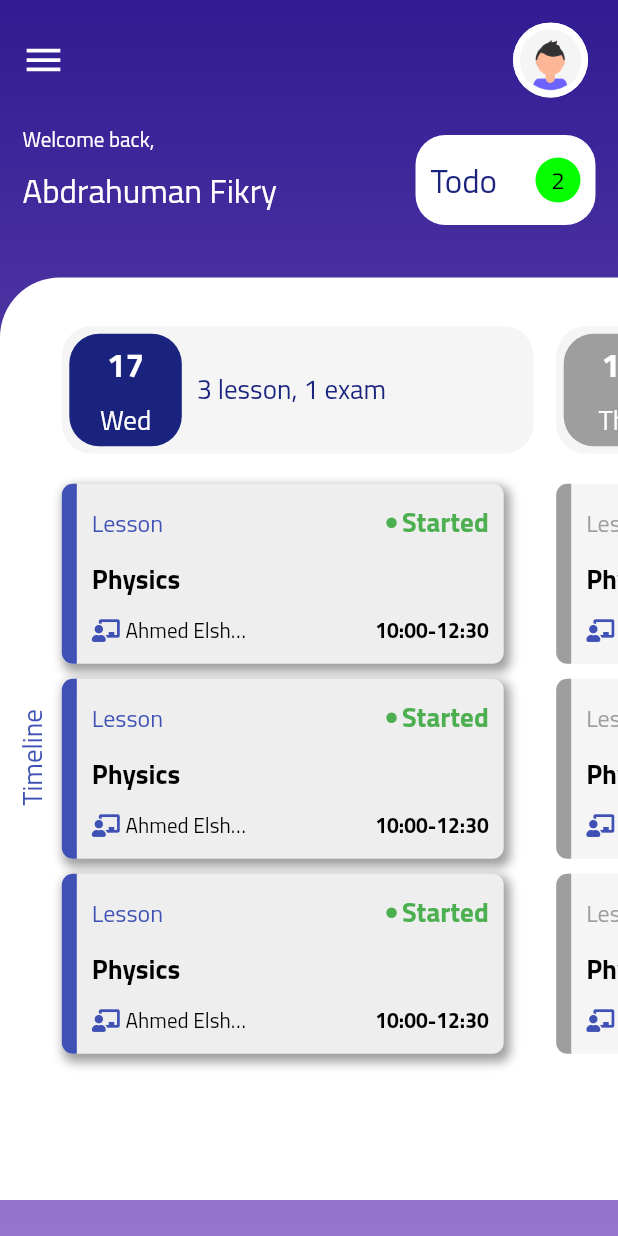
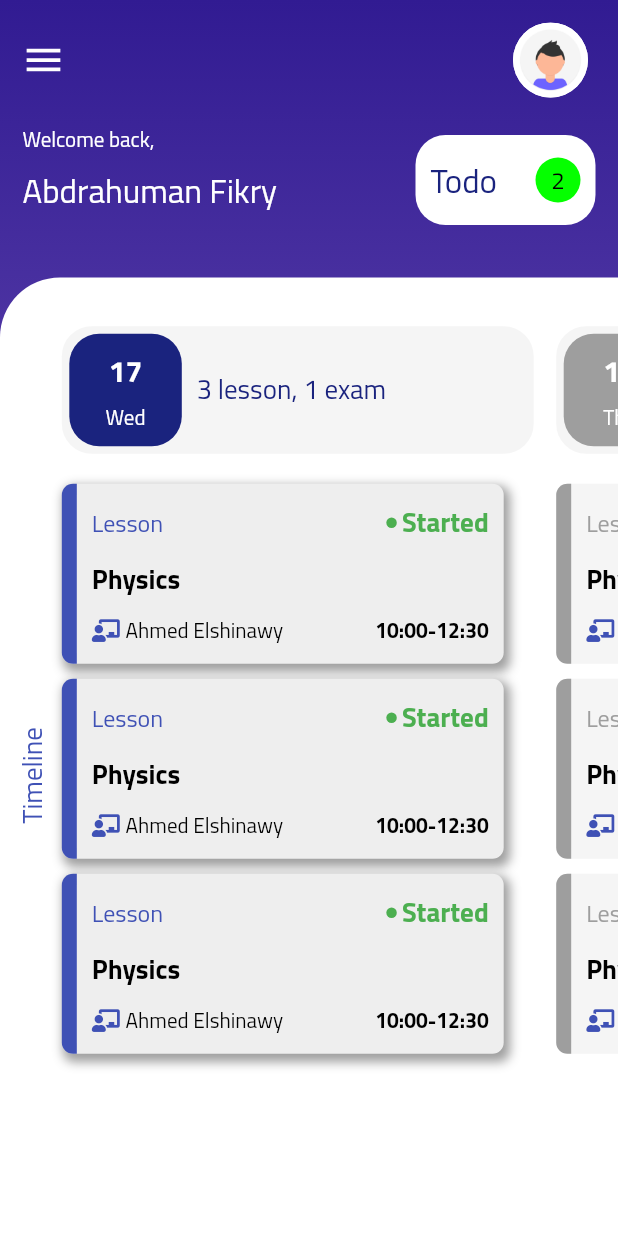
Before and after one commit to AbdrahumanFikry/centers, a Flutter app: the screen it shows after launch, on a phone screen of 412 x 824 dp. Run offline on Flutter 3.47's test engine with Material 2 defaults, Android fonts, the phone set to English and light mode, and no system bars; drawn by our look-alikes of carousel_slider; our stand-ins replace fl_chart, flutter_screenutil, flutter_staggered_animations, font_awesome_flutter, percent_indicator.

```diff
--- a/lib/src/student/component/mainScreen/ActrionViewer.dart
+++ b/lib/src/student/component/mainScreen/ActrionViewer.dart
@@ -164,7 +164,6 @@ class ActionViewer extends StatelessWidget {
                           maxLines: 1,
                         ),
                       ),
-                      Spacer(),
                       Text(
                         time,
                         style: TextStyle(
--- a/lib/src/student/component/mainScreen/dayHeader.dart
+++ b/lib/src/student/component/mainScreen/dayHeader.dart
@@ -55,7 +55,7 @@ class DayHeader extends StatelessWidget {
                   style: TextStyle(
                     color: Colors.white,
                     fontFamily: 'Cairo',
-                    fontSize: screen.size.width > 500 ? 24 : 22,
+                    fontSize: 20,
                     fontWeight: FontWeight.bold,
                   ),
                 ),
@@ -64,7 +64,7 @@ class DayHeader extends StatelessWidget {
                   style: TextStyle(
                     color: Colors.white,
                     fontFamily: 'Cairo',
-                    fontSize: screen.size.width > 500 ? 20 : 18,
+                    fontSize: 14,
                   ),
                 ),
               ],
--- a/lib/src/student/ui/studentCategories.dart
+++ b/lib/src/student/ui/studentCategories.dart
@@ -37,7 +37,6 @@ class StudentCategories extends StatelessWidget {
       children: <Widget>[
         Container(
           width: screen.size.width,
-          height: screen.size.height - 95,
           decoration: BoxDecoration(
             color: Colors.transparent,
 //            borderRadius: BorderRadius.only(
--- a/lib/src/student/ui/studentMainScreen.dart
+++ b/lib/src/student/ui/studentMainScreen.dart
@@ -39,7 +39,8 @@ class StudentMainScreen extends StatelessWidget {
                   crossAxisAlignment: CrossAxisAlignment.start,
                   children: <Widget>[
                     StudentAppBar(),
-                    AnimatedSwitcher(
+                    Expanded(
+                      child: AnimatedSwitcher(
                         duration: const Duration(milliseconds: 500),
                         transitionBuilder:
                             (Widget child, Animation<double> animation) {
@@ -49,6 +50,7 @@ class StudentMainScreen extends StatelessWidget {
                           );
                         },
                         child: body.targetBody,
+                      ),
                     ),
                   ],
                 ),
--- a/lib/src/student/ui/studentSchedule.dart
+++ b/lib/src/student/ui/studentSchedule.dart
@@ -7,8 +7,6 @@ class StudentSchedule extends StatelessWidget {
   Widget build(BuildContext context) {
     MediaQueryData screen = MediaQuery.of(context);
     return Container(
-      height: screen.size.height - screen.padding.top - 94,
-      width: screen.size.width,
       color: Colors.transparent,
       child: Column(
         mainAxisAlignment: MainAxisAlignment.start,
```
Also changed, not shown: assets/images/femaleAvatar.png (added), assets/images/maleAvatar.png (added). Lines whose indentation alone changed are shown as unchanged.
